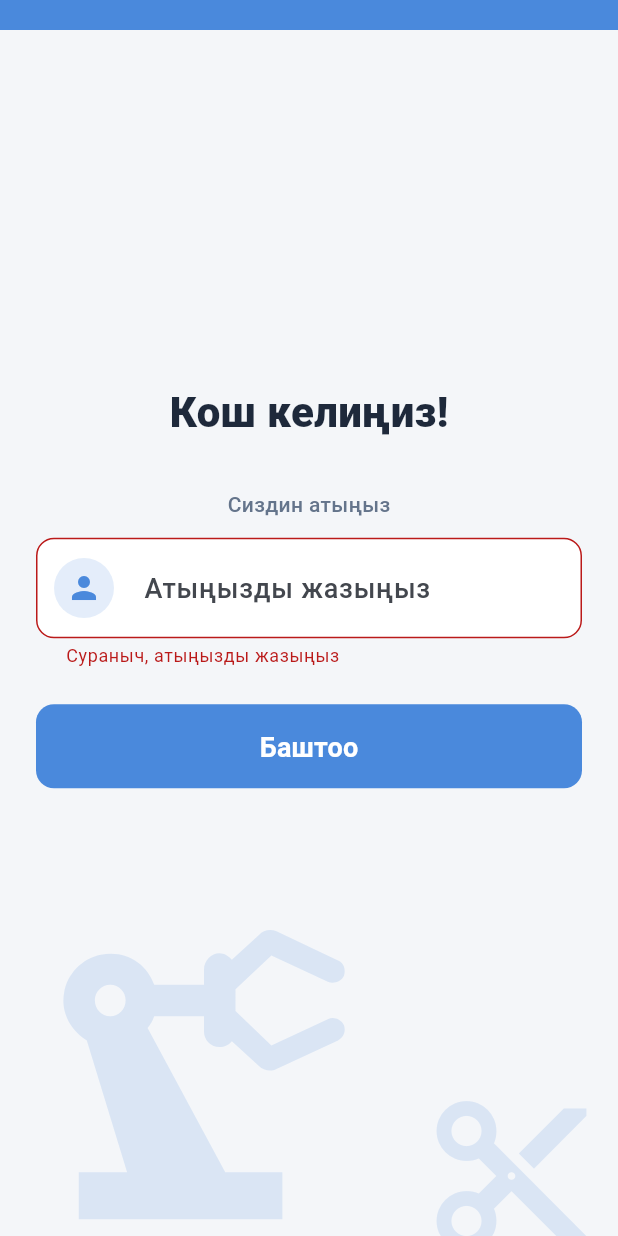
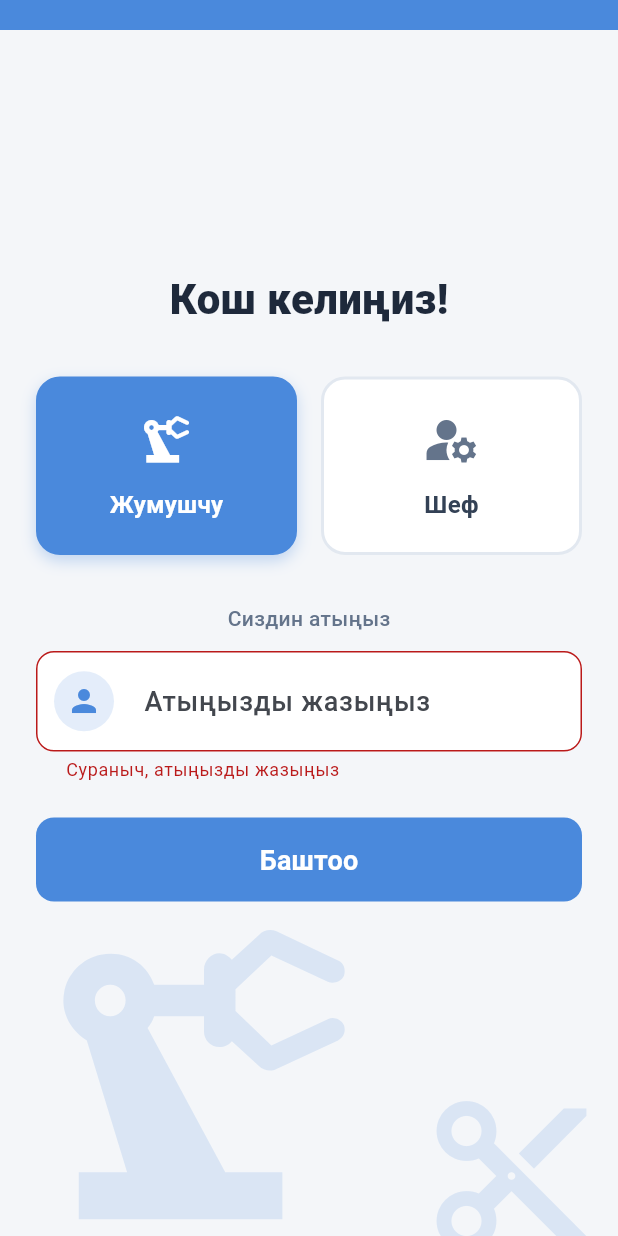
Before and after one commit to Altynai2003/bono_project_app, a Flutter app: the screen it shows after launch, after a tap on "Баштоо", on a phone screen of 412 x 824 dp. Run offline on Flutter 3.47's test engine with Material 3 defaults, Android fonts, the light colour scheme and no system bars; our stand-ins replace shared_preferences, sqflite; accounts and stored records are empty.

Commit message:
new splash page

```diff
--- a/lib/screens/splash_screen.dart
+++ b/lib/screens/splash_screen.dart
@@ -13,6 +13,7 @@ class _SplashScreenState extends State<SplashScreen> {
   final TextEditingController _nameController = TextEditingController();
   final _formKey = GlobalKey<FormState>();
   String _savedName = '';
+  String _selectedRole = 'worker'; // 'worker' же 'chief'
 
   @override
   void initState() {
@@ -23,13 +24,16 @@ class _SplashScreenState extends State<SplashScreen> {
   Future<void> _loadSavedName() async {
     final prefs = await SharedPreferences.getInstance();
     final savedName = prefs.getString('user_name') ?? '';
-    if (savedName.isNotEmpty) {
-      if (mounted) {
-        setState(() {
+    final savedRole = prefs.getString('user_role') ?? 'worker';
+
+    if (mounted) {
+      setState(() {
+        _selectedRole = savedRole;
+        if (savedName.isNotEmpty) {
           _savedName = savedName;
           _nameController.text = savedName;
-        });
-      }
+        }
+      });
     }
   }
 
@@ -37,6 +41,7 @@ class _SplashScreenState extends State<SplashScreen> {
     if (_formKey.currentState!.validate()) {
       final prefs = await SharedPreferences.getInstance();
       await prefs.setString('user_name', _nameController.text.trim());
+      await prefs.setString('user_role', _selectedRole);
 
       if (!mounted) return;
       Navigator.pushReplacement(
@@ -68,6 +73,63 @@ class _SplashScreenState extends State<SplashScreen> {
   void dispose() {
     _nameController.dispose();
     super.dispose();
+  }
+
+  Widget _buildRoleCard({
+    required String role,
+    required String title,
+    required IconData icon,
+    required bool isSelected,
+  }) {
+    return GestureDetector(
+      onTap: () {
+        setState(() {
+          _selectedRole = role;
+        });
+      },
+      child: AnimatedContainer(
+        duration: const Duration(milliseconds: 200),
+        padding: const EdgeInsets.symmetric(vertical: 20.0),
+        decoration: BoxDecoration(
+          color: isSelected ? const Color(0xFF4A89DC) : Colors.white,
+          borderRadius: BorderRadius.circular(16),
+          border: Border.all(
+            color: isSelected
+                ? const Color(0xFF4A89DC)
+                : const Color(0xFFE2E8F0),
+            width: 2,
+          ),
+          boxShadow: isSelected
+              ? [
+                  BoxShadow(
+                    // ignore: deprecated_member_use
+                    color: const Color(0xFF4A89DC).withOpacity(0.3),
+                    blurRadius: 8,
+                    offset: const Offset(0, 4),
+                  ),
+                ]
+              : null,
+        ),
+        child: Column(
+          children: [
+            Icon(
+              icon,
+              size: 40,
+              color: isSelected ? Colors.white : const Color(0xFF64748B),
+            ),
+            const SizedBox(height: 12),
+            Text(
+              title,
+              style: TextStyle(
+                fontSize: 16,
+                fontWeight: FontWeight.w600,
+                color: isSelected ? Colors.white : const Color(0xFF334155),
+              ),
+            ),
+          ],
+        ),
+      ),
+    );
   }
 
   @override
@@ -122,6 +184,30 @@ class _SplashScreenState extends State<SplashScreen> {
                           fontWeight: FontWeight.w800,
                           color: Color(0xFF1E293B),
                         ),
+                      ),
+                      const SizedBox(height: 32),
+
+                      // Ролду тандоо
+                      Row(
+                        children: [
+                          Expanded(
+                            child: _buildRoleCard(
+                              role: 'worker',
+                              title: 'Жумушчу',
+                              icon: Icons.precision_manufacturing,
+                              isSelected: _selectedRole == 'worker',
+                            ),
+                          ),
+                          const SizedBox(width: 16),
+                          Expanded(
+                            child: _buildRoleCard(
+                              role: 'chief',
+                              title: 'Шеф',
+                              icon: Icons.manage_accounts,
+                              isSelected: _selectedRole == 'chief',
+                            ),
+                          ),
+                        ],
                       ),
                       const SizedBox(height: 32),
 
```
